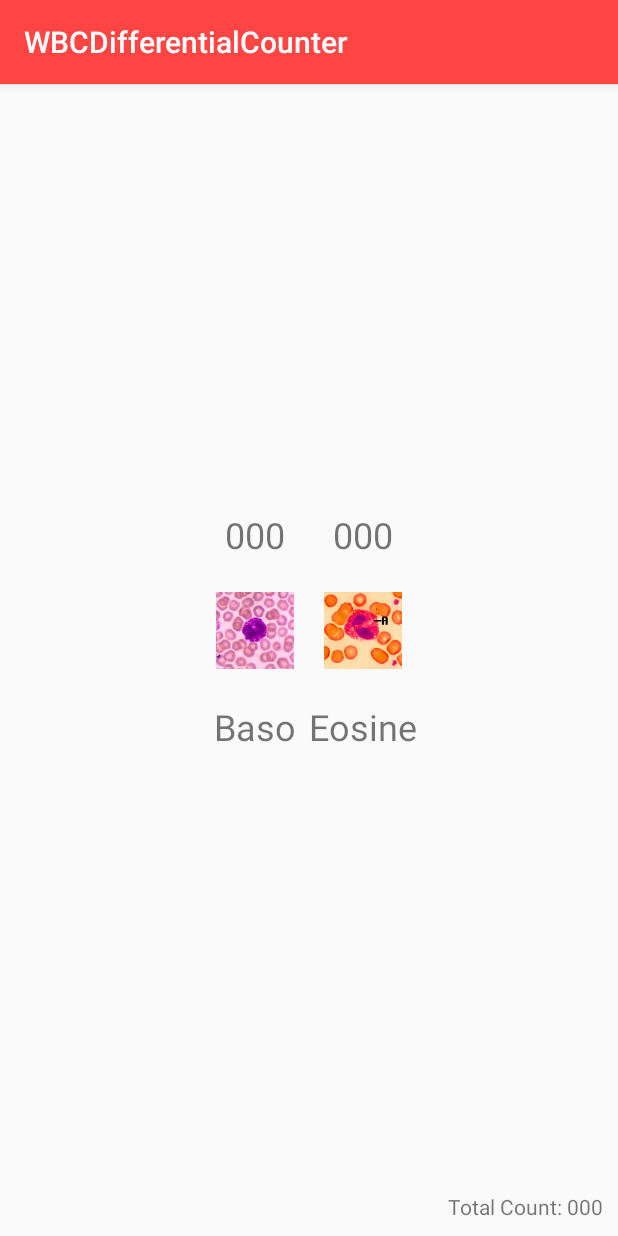
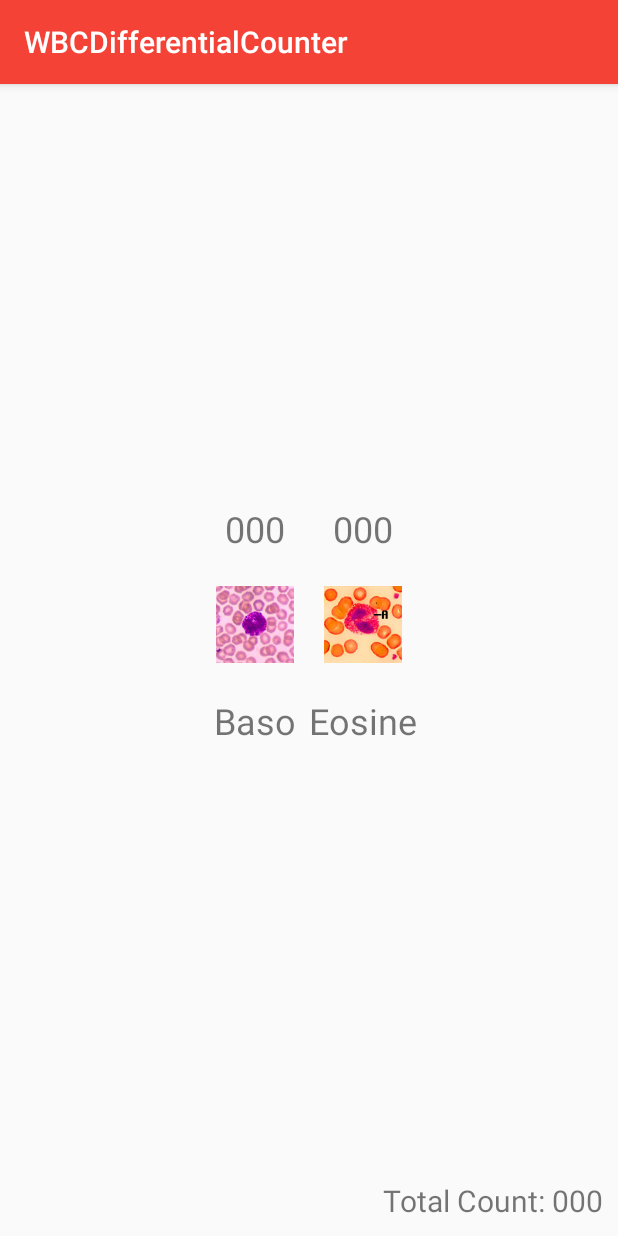
Before and after one commit to sumeshjhn/WBCDifferentialCounter, an Android app: the fragment HomeActivityFragment shown on its own in the app's theme, on a phone screen of 412 x 824 dp. Run offline under Robolectric (Android 15) with nearby library versions, the phone set to English and light mode, and no system bars.

Commit message:
code refactoring into appropriate `values/` xml files successfully styled the actionbar/status bar

```diff
--- a/app/src/main/res/layout-land/fragment_home.xml
+++ b/app/src/main/res/layout-land/fragment_home.xml
@@ -51,7 +51,7 @@
         android:id="@+id/max_count_reached_view"
         android:layout_width="match_parent"
         android:layout_height="match_parent"
-        android:visibility="gone"/>
+        android:visibility="gone" />
 
     <TextView
         android:id="@+id/total_count_textview"
@@ -60,6 +60,7 @@
         android:layout_alignParentBottom="true"
         android:layout_alignParentRight="true"
         android:layout_margin="10dp"
-        android:text="@string/default_total_count_text" />
+        android:text="@string/default_total_count_text"
+        android:textSize="@dimen/total_count_sp" />
 
 </RelativeLayout>
--- a/app/src/main/res/layout/differential_cell_view.xml
+++ b/app/src/main/res/layout/differential_cell_view.xml
@@ -12,7 +12,7 @@
         android:layout_width="wrap_content"
         android:layout_height="wrap_content"
         android:text="@string/default_count_value"
-        android:textSize="24dp" />
+        android:textSize="@dimen/content_text_sp" />
 
     <ImageView
         android:id="@+id/cell_img"
@@ -26,7 +26,7 @@
         android:id="@+id/cell_title"
         android:layout_width="wrap_content"
         android:layout_height="wrap_content"
-        android:textSize="24dp"
+        android:textSize="@dimen/content_text_sp"
         tools:text="Cell Title" />
 
 </LinearLayout>
--- a/app/src/main/res/layout/fragment_home.xml
+++ b/app/src/main/res/layout/fragment_home.xml
@@ -27,5 +27,6 @@
         android:layout_height="wrap_content"
         android:layout_gravity="bottom|right"
         android:layout_margin="10dp"
-        android:text="@string/default_total_count_text" />
+        android:text="@string/default_total_count_text"
+        android:textSize="@dimen/total_count_sp" />
 </LinearLayout>
--- /dev/null
+++ b/app/src/main/res/values/colors.xml
@@ -0,0 +1,5 @@
+<?xml version="1.0" encoding="utf-8"?>
+<resources>
+    <color name="red_colorPrimary">#F44336</color>
+    <color name="red_colorSecondary">#D32F2F</color>
+</resources>
--- /dev/null
+++ b/app/src/main/res/values/dimens.xml
@@ -0,0 +1,5 @@
+<?xml version="1.0" encoding="utf-8"?>
+<resources>
+    <dimen name="content_text_sp">24sp</dimen>
+    <dimen name="total_count_sp">20sp</dimen>
+</resources>
--- a/app/src/main/res/values/styles.xml
+++ b/app/src/main/res/values/styles.xml
@@ -6,12 +6,14 @@
 
         <!-- Support library compat -->
         <item name="actionBarStyle">@style/ActionBarStyle</item>
+        <item name="colorPrimary">@color/red_colorPrimary</item>
+        <item name="colorPrimaryDark">@color/red_colorSecondary</item>
     </style>
 
     <style name="ActionBarStyle" parent="@style/Widget.AppCompat.ActionBar">
-        <item name="android:background">@android:color/holo_red_light</item>
+        <item name="android:background">@color/red_colorPrimary</item>
 
         <!-- Support library compat -->
-        <item name="background">@android:color/holo_red_light</item>
+        <item name="background">@color/red_colorPrimary</item>
     </style>
 </resources>
```
